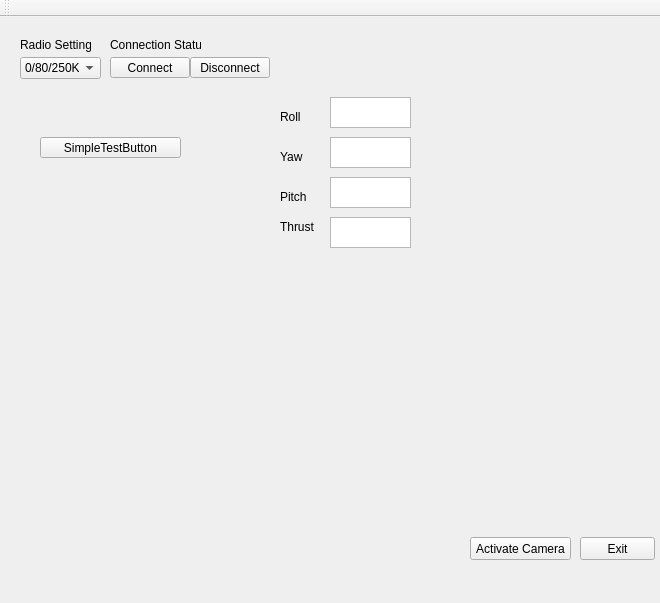
First picture: the form in app/mainwindow.ui, repository saccharios/FollowMeFlie, before the edit.
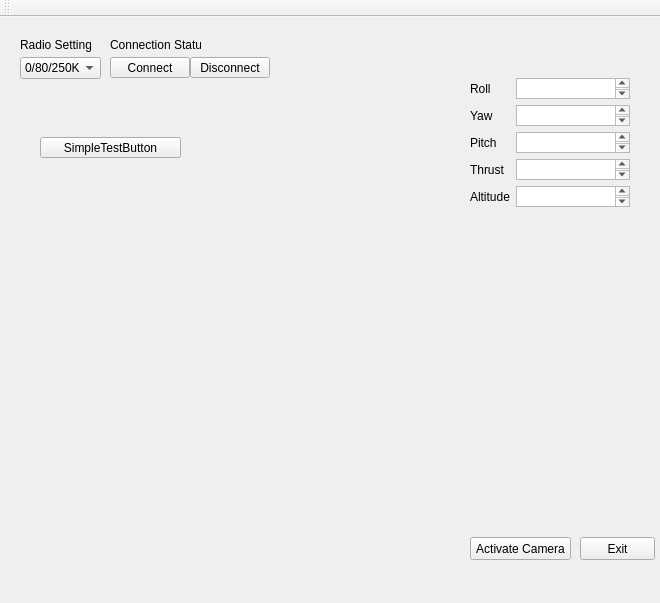
Second picture: the form after the edit.

Commit message: Put act values display into a layout. Wip for fixing connection delay when thrust is given.

```diff
--- a/app/mainwindow.ui
+++ b/app/mainwindow.ui
@@ -128,104 +128,6 @@
      <string>SimpleTestButton</string>
     </property>
    </widget>
-   <widget class="QPlainTextEdit" name="actRoll">
-    <property name="geometry">
-     <rect>
-      <x>330</x>
-      <y>80</y>
-      <width>81</width>
-      <height>31</height>
-     </rect>
-    </property>
-    <property name="minimumSize">
-     <size>
-      <width>61</width>
-      <height>0</height>
-     </size>
-    </property>
-   </widget>
-   <widget class="QPlainTextEdit" name="actYaw">
-    <property name="geometry">
-     <rect>
-      <x>330</x>
-      <y>120</y>
-      <width>81</width>
-      <height>31</height>
-     </rect>
-    </property>
-   </widget>
-   <widget class="QPlainTextEdit" name="actPitch">
-    <property name="geometry">
-     <rect>
-      <x>330</x>
-      <y>160</y>
-      <width>81</width>
-      <height>31</height>
-     </rect>
-    </property>
-   </widget>
-   <widget class="QPlainTextEdit" name="actThrust">
-    <property name="geometry">
-     <rect>
-      <x>330</x>
-      <y>200</y>
-      <width>81</width>
-      <height>31</height>
-     </rect>
-    </property>
-   </widget>
-   <widget class="QLabel" name="rollDisplay">
-    <property name="geometry">
-     <rect>
-      <x>280</x>
-      <y>90</y>
-      <width>41</width>
-      <height>20</height>
-     </rect>
-    </property>
-    <property name="text">
-     <string>Roll</string>
-    </property>
-   </widget>
-   <widget class="QLabel" name="yawDisplay">
-    <property name="geometry">
-     <rect>
-      <x>280</x>
-      <y>130</y>
-      <width>41</width>
-      <height>20</height>
-     </rect>
-    </property>
-    <property name="text">
-     <string>Yaw</string>
-    </property>
-   </widget>
-   <widget class="QLabel" name="pitchDisplay">
-    <property name="geometry">
-     <rect>
-      <x>280</x>
-      <y>170</y>
-      <width>41</width>
-      <height>20</height>
-     </rect>
-    </property>
-    <property name="text">
-     <string>Pitch</string>
-    </property>
-   </widget>
-   <widget class="QLabel" name="thrustDisplay">
-    <property name="geometry">
-     <rect>
-      <x>280</x>
-      <y>200</y>
-      <width>41</width>
-      <height>20</height>
-     </rect>
-    </property>
-    <property name="text">
-     <string>Thrust</string>
-    </property>
-   </widget>
    <widget class="QWidget" name="gridLayoutWidget">
     <property name="geometry">
      <rect>
@@ -235,7 +137,79 @@
       <height>291</height>
      </rect>
     </property>
-    <layout class="QGridLayout" name="gridLayout"/>
+    <layout class="QGridLayout" name="Layout_CameraView"/>
+   </widget>
+   <widget class="QWidget" name="gridLayoutWidget_2">
+    <property name="geometry">
+     <rect>
+      <x>470</x>
+      <y>50</y>
+      <width>171</width>
+      <height>151</height>
+     </rect>
+    </property>
+    <layout class="QGridLayout" name="Layout_ActVal">
+     <property name="leftMargin">
+      <number>0</number>
+     </property>
+     <item row="4" column="0">
+      <widget class="QLabel" name="Display_Altitude">
+       <property name="text">
+        <string>Altitude</string>
+       </property>
+      </widget>
+     </item>
+     <item row="2" column="0">
+      <widget class="QLabel" name="pitchDisplay">
+       <property name="text">
+        <string>Pitch</string>
+       </property>
+      </widget>
+     </item>
+     <item row="3" column="0">
+      <widget class="QLabel" name="thrustDisplay">
+       <property name="text">
+        <string>Thrust</string>
+       </property>
+      </widget>
+     </item>
+     <item row="2" column="1">
+      <widget class="QPlainTextEdit" name="actPitch"/>
+     </item>
+     <item row="3" column="1">
+      <widget class="QPlainTextEdit" name="actThrust"/>
+     </item>
+     <item row="1" column="1">
+      <widget class="QPlainTextEdit" name="actYaw"/>
+     </item>
+     <item row="0" column="1">
+      <widget class="QPlainTextEdit" name="actRoll">
+       <property name="minimumSize">
+        <size>
+         <width>61</width>
+         <height>0</height>
+        </size>
+       </property>
+      </widget>
+     </item>
+     <item row="4" column="1">
+      <widget class="QPlainTextEdit" name="actAltitude"/>
+     </item>
+     <item row="1" column="0">
+      <widget class="QLabel" name="yawDisplay">
+       <property name="text">
+        <string>Yaw</string>
+       </property>
+      </widget>
+     </item>
+     <item row="0" column="0">
+      <widget class="QLabel" name="rollDisplay">
+       <property name="text">
+        <string>Roll</string>
+       </property>
+      </widget>
+     </item>
+    </layout>
    </widget>
   </widget>
   <widget class="QMenuBar" name="menuBar">
```
The commit also changes 7 other files.
